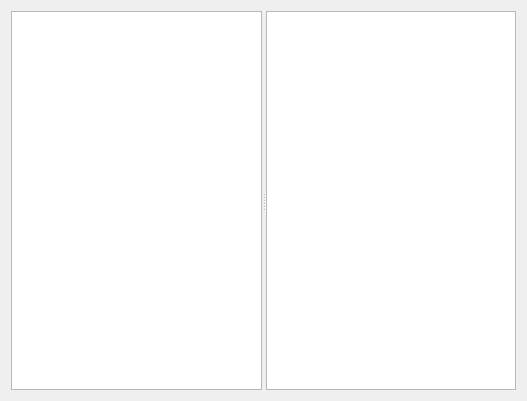
KDE/kdesvn, file src/svnfrontend/treeWidget.ui: the form before one commit.
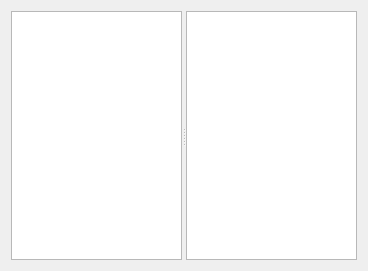
The form after the commit.

Patch:
```diff
--- a/src/svnfrontend/treeWidget.ui
+++ b/src/svnfrontend/treeWidget.ui
@@ -5,8 +5,8 @@
    <rect>
     <x>0</x>
     <y>0</y>
-    <width>527</width>
-    <height>401</height>
+    <width>368</width>
+    <height>271</height>
    </rect>
   </property>
   <property name="contextMenuPolicy" >
@@ -24,7 +24,14 @@
      <property name="orientation" >
       <enum>Qt::Horizontal</enum>
      </property>
-     <widget class="QTreeView" name="m_DirTreeView" />
+     <property name="handleWidth" >
+      <number>4</number>
+     </property>
+     <widget class="QTreeView" name="m_DirTreeView" >
+      <property name="sortingEnabled" >
+       <bool>true</bool>
+      </property>
+     </widget>
      <widget class="QTreeView" name="m_TreeView" >
       <property name="sizeIncrement" >
        <size>
@@ -47,6 +54,9 @@
       <property name="verticalScrollMode" >
        <enum>QAbstractItemView::ScrollPerItem</enum>
       </property>
+      <property name="rootIsDecorated" >
+       <bool>false</bool>
+      </property>
       <property name="uniformRowHeights" >
        <bool>true</bool>
       </property>
```
Left out of the diff: 19 changed lines with no effect on the pictures.
